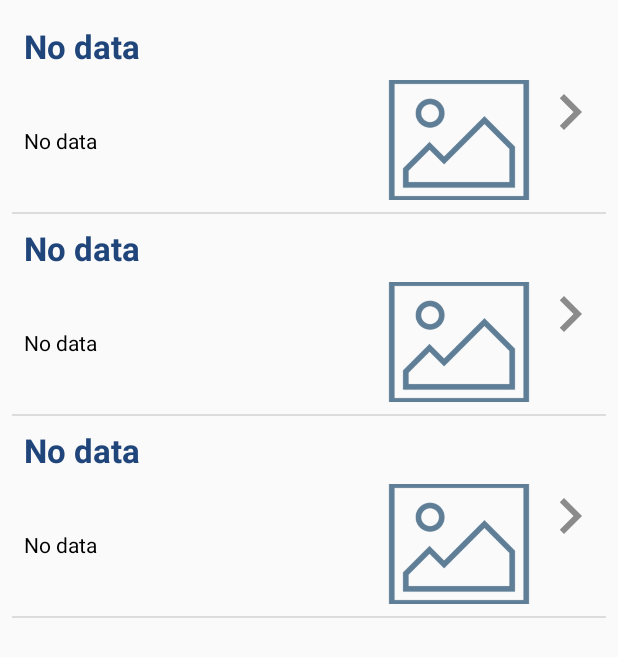
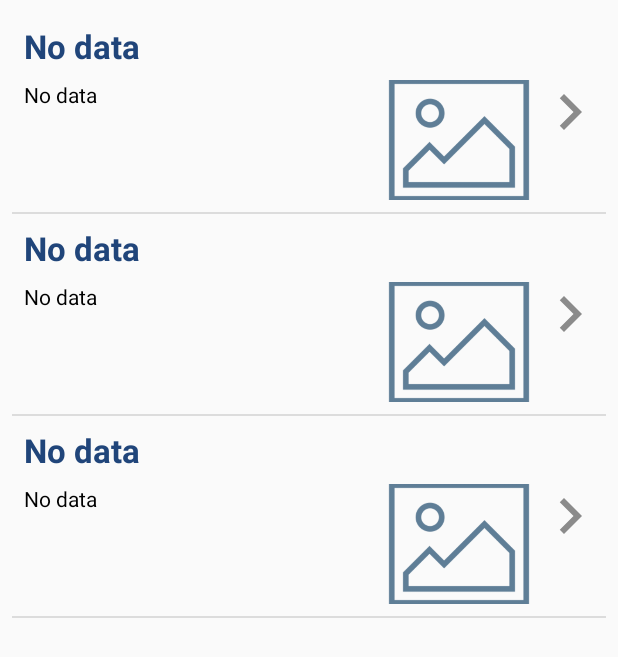
Before and after one commit to snehazanzane/Assignment, an Android app: the layout activity_main.xml on its own in the app's theme, with its tools: preview values and no code run, on a phone screen of 412 x 824 dp. Shown: the top 657 px of the screen. Run offline under Robolectric (Android 15) with nearby library versions, the phone set to English and light mode, and no system bars; network calls fail.

Commit message:
feature : 1. Pull to refresh Listview functionality integrated 2. For now API doesn't have page value so on Pull to refresh call same API again and again and added same data repeated in list

```diff
--- a/app/src/main/java/com/assignment/CountryDetails/data/adapter/CountryDetailsAdapter.java
+++ b/app/src/main/java/com/assignment/CountryDetails/data/adapter/CountryDetailsAdapter.java
@@ -27,7 +27,7 @@ public class CountryDetailsAdapter extends ArrayAdapter<CountryDetailsRow> {
     }
 
     public void setArrayCountryDetails(List<CountryDetailsRow> arrayCountryDetails) {
-        this.arrayCountryDetails = arrayCountryDetails;
+        this.arrayCountryDetails.addAll( arrayCountryDetails);
         notifyDataSetChanged();
     }
 
--- a/app/src/main/res/layout/view_list_item.xml
+++ b/app/src/main/res/layout/view_list_item.xml
@@ -41,11 +41,10 @@
         android:layout_marginStart="8dp"
         android:layout_marginLeft="8dp"
         android:layout_marginTop="8dp"
-        android:layout_marginBottom="8dp"
+        android:paddingBottom="8dp"
         android:text="@string/hint_no_data"
         android:textAppearance="@style/TextAppearance.AppCompat.Small"
         android:textColor="@android:color/black"
-        app:layout_constraintBottom_toBottomOf="parent"
         app:layout_constraintEnd_toStartOf="@+id/imageDescription_ListViewItem"
         app:layout_constraintStart_toStartOf="parent"
         app:layout_constraintTop_toBottomOf="@+id/textTitle_ListViewItem" />
```
Also changed, not shown: app/src/main/java/com/assignment/CountryDetails/UI/activities/MainActivity.java (+5 -2 lines).
